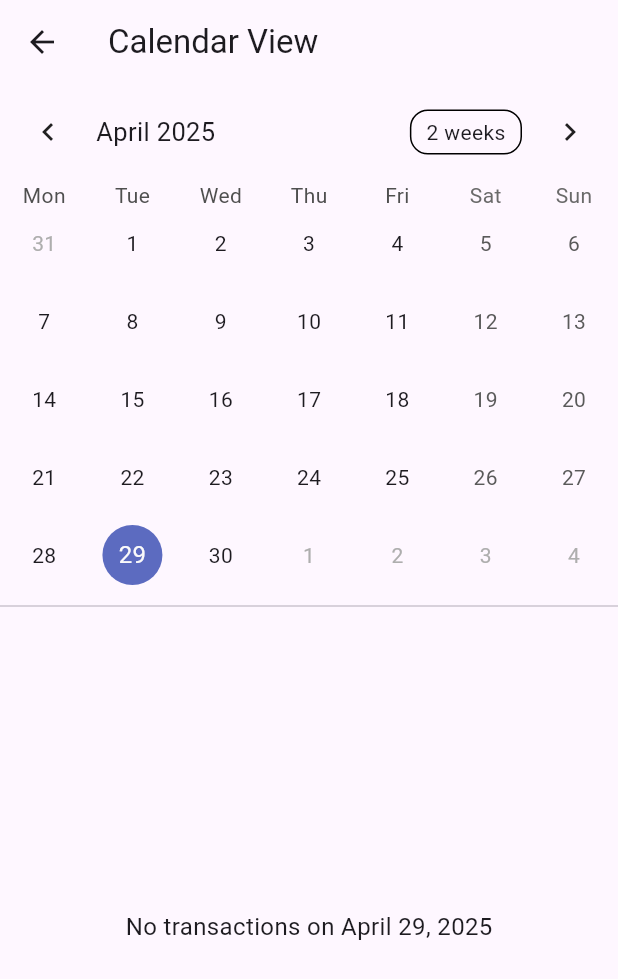
After one commit to bhuvankrishna/Dailytally2, a Flutter app: the screen it shows after launch, item 4 of the bottom bar chosen, after a tap on the "calendar month" icon, on a phone screen of 412 x 824 dp. The commit adds this screen. Shown: the top 979 px of the screen. Run offline on Flutter 3.47's test engine with Material 3 defaults, Android fonts, the phone set to English and light mode, and no system bars; drawn by our look-alikes of table_calendar; our stand-ins replace csv, drift, file_picker, shared_preferences; accounts and stored records are empty; generated files the repository leaves out were written again.

Commit message:
Added calendar in reports

```diff
--- /dev/null
+++ b/lib/screens/calendar_view_screen.dart
@@ -0,0 +1,206 @@
+import 'package:flutter/material.dart';
+import 'package:intl/intl.dart';
+import 'package:table_calendar/table_calendar.dart';
+import '../models/app_database.dart';
+import '../services/currency_service.dart';
+
+class CalendarViewScreen extends StatefulWidget {
+  final AppDatabase db;
+  const CalendarViewScreen({Key? key, required this.db}) : super(key: key);
+
+  @override
+  _CalendarViewScreenState createState() => _CalendarViewScreenState();
+}
+
+class _CalendarViewScreenState extends State<CalendarViewScreen> {
+  late DateTime _selectedDay;
+  late DateTime _focusedDay;
+  late Map<DateTime, List<Transaction>> _transactionsByDay;
+  String _currencySymbol = '₹';
+  bool _isLoading = true;
+
+  @override
+  void initState() {
+    super.initState();
+    _selectedDay = DateTime.now();
+    _focusedDay = DateTime.now();
+    _transactionsByDay = {};
+    _loadCurrencySymbol();
+    _loadTransactions();
+  }
+
+  Future<void> _loadCurrencySymbol() async {
+    try {
+      final symbol = await CurrencyService.getCurrencySymbol();
+      setState(() {
+        _currencySymbol = symbol;
+      });
+    } catch (e) {
+      // Fallback to default if there's an error
+      setState(() {
+        _currencySymbol = '₹';
+      });
+    }
+  }
+
+  Future<void> _loadTransactions() async {
+    setState(() {
+      _isLoading = true;
+    });
+
+    try {
+      // Get all transactions
+      final transactions = await widget.db.select(widget.db.transactions).get();
+
+      // Group transactions by day
+      final Map<DateTime, List<Transaction>> transactionsByDay = {};
+
+      for (final tx in transactions) {
+        // Normalize date to remove time component
+        final date = DateTime(tx.date.year, tx.date.month, tx.date.day);
+
+        if (!transactionsByDay.containsKey(date)) {
+          transactionsByDay[date] = [];
+        }
+
+        transactionsByDay[date]!.add(tx);
+      }
+
+      setState(() {
+        _transactionsByDay = transactionsByDay;
+        _isLoading = false;
+      });
+    } catch (e) {
+      setState(() {
+        _isLoading = false;
+      });
+      ScaffoldMessenger.of(context).showSnackBar(
+        SnackBar(content: Text('Error loading transactions: $e')),
+      );
+    }
+  }
+
+  List<Transaction> _getTransactionsForDay(DateTime day) {
+    // Normalize date to remove time component
+    final normalizedDay = DateTime(day.year, day.month, day.day);
+    return _transactionsByDay[normalizedDay] ?? [];
+  }
+
+  @override
+  Widget build(BuildContext context) {
+    return Scaffold(
+      appBar: AppBar(
+        title: const Text('Calendar View'),
+      ),
+      body: _isLoading
+          ? const Center(child: CircularProgressIndicator())
+          : Column(
+              children: [
+                _buildCalendar(),
+                const Divider(),
+                Expanded(
+                  child: _buildTransactionList(),
+                ),
+              ],
+            ),
+    );
+  }
+
+  Widget _buildCalendar() {
+    return TableCalendar(
+      firstDay: DateTime.utc(2020, 1, 1),
+      lastDay: DateTime.utc(2030, 12, 31),
+      focusedDay: _focusedDay,
+      selectedDayPredicate: (day) => isSameDay(_selectedDay, day),
+      calendarFormat: CalendarFormat.month,
+      eventLoader: _getTransactionsForDay,
+      startingDayOfWeek: StartingDayOfWeek.monday,
+      calendarStyle: const CalendarStyle(
+        markersMaxCount: 3,
+        markerSize: 8,
+        markerDecoration: BoxDecoration(
+          color: Colors.deepPurple,
+          shape: BoxShape.circle,
+        ),
+      ),
+      onDaySelected: (selectedDay, focusedDay) {
+        setState(() {
+          _selectedDay = selectedDay;
+          _focusedDay = focusedDay;
+        });
+      },
+      onPageChanged: (focusedDay) {
+        _focusedDay = focusedDay;
+      },
+    );
+  }
+
+  Widget _buildTransactionList() {
+    final transactions = _getTransactionsForDay(_selectedDay);
+
+    if (transactions.isEmpty) {
+      return Center(
+        child: Text(
+          'No transactions on ${DateFormat('MMMM d, yyyy').format(_selectedDay)}',
+          style: const TextStyle(fontSize: 16),
+        ),
+      );
+    }
+
+    // Get categories for lookup
+    return FutureBuilder<List<Category>>(
+      future: widget.db.select(widget.db.categories).get(),
+      builder: (context, snapshot) {
+        if (!snapshot.hasData) {
+          return const Center(child: CircularProgressIndicator());
+        }
+
+        final categories = snapshot.data!;
+        final categoryMap = {for (var cat in categories) cat.id: cat.name};
+
+        return ListView.builder(
+          itemCount: transactions.length,
+          itemBuilder: (context, index) {
+            final tx = transactions[index];
+            final isIncome = tx.type.toLowerCase() == 'income';
+            final categoryName = tx.categoryId != null
+                ? categoryMap[tx.categoryId] ?? 'Unknown'
+                : 'Unknown';
+
+            return Card(
+              margin: const EdgeInsets.symmetric(horizontal: 16, vertical: 8),
+              child: ListTile(
+                title: Text(
+                  tx.description ?? 'No description',
+                  style: const TextStyle(fontWeight: FontWeight.bold),
+                ),
+                subtitle: Text('Category: $categoryName'),
+                trailing: Column(
+                  mainAxisAlignment: MainAxisAlignment.center,
+                  crossAxisAlignment: CrossAxisAlignment.end,
+                  children: [
+                    Text(
+                      '$_currencySymbol ${tx.amount.toStringAsFixed(2)}',
+                      style: TextStyle(
+                        fontWeight: FontWeight.bold,
+                        color: isIncome ? Colors.green[700] : Colors.red[700],
+                        fontSize: 16,
+                      ),
+                    ),
+                    Text(
+                      DateFormat('h:mm a').format(tx.date),
+                      style: TextStyle(
+                        fontSize: 12,
+                        color: Colors.grey[600],
+                      ),
+                    ),
+                  ],
+                ),
+              ),
+            );
+          },
+        );
+      },
+    );
+  }
+}
--- a/lib/screens/reports_screen.dart
+++ b/lib/screens/reports_screen.dart
@@ -3,6 +3,7 @@ import 'package:intl/intl.dart';
 import '../models/app_database.dart';
 import '../services/report_service.dart';
 import '../services/currency_service.dart';
+import 'calendar_view_screen.dart';
 
 class ReportsScreen extends StatefulWidget {
   final AppDatabase db;
@@ -99,6 +100,20 @@ class _ReportsScreenState extends State<ReportsScreen> with SingleTickerProvider
     return Scaffold(
       appBar: AppBar(
         title: const Text('Reports'),
+        actions: [
+          IconButton(
+            icon: const Icon(Icons.calendar_month),
+            tooltip: 'Calendar View',
+            onPressed: () {
+              Navigator.push(
+                context,
+                MaterialPageRoute(
+                  builder: (context) => CalendarViewScreen(db: widget.db),
+                ),
+              );
+            },
+          ),
+        ],
         bottom: TabBar(
           controller: _tabController,
           tabs: const [
--- a/pubspec.yaml
+++ b/pubspec.yaml
@@ -44,6 +44,7 @@ dependencies:
   path_provider: ^2.1.2
   file_picker: ^10.1.2
   permission_handler: ^12.0.0+1
+  table_calendar: ^3.0.9
 
 dev_dependencies:
   flutter_test:
```
Also changed, not shown: pubspec.lock.
